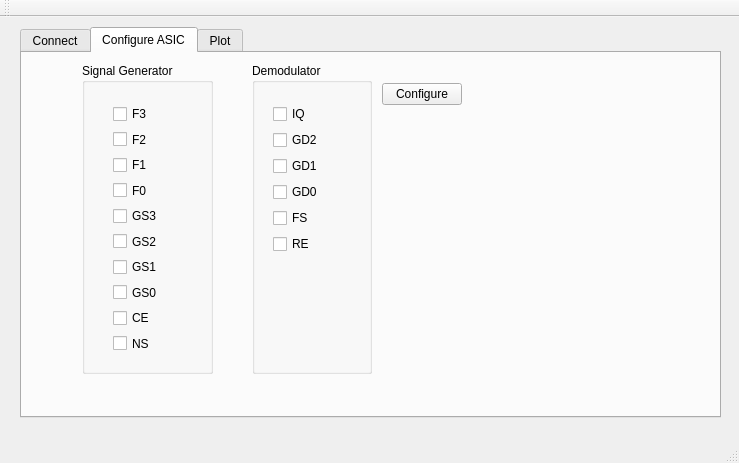
saul-rodriguez/Qt, file BioDriver/bio2016/mainwindow.ui: the form before one commit.
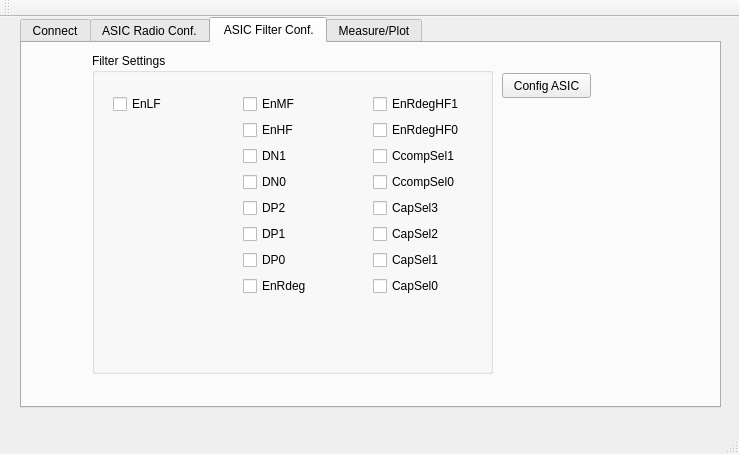
The form after the commit. The open tabs and pages were chosen to show the change.

```diff
--- a/BioDriver/bio2016/mainwindow.ui
+++ b/BioDriver/bio2016/mainwindow.ui
@@ -7,7 +7,7 @@
     <x>0</x>
     <y>0</y>
     <width>739</width>
-    <height>463</height>
+    <height>454</height>
    </rect>
   </property>
   <property name="windowTitle">
@@ -18,7 +18,7 @@
     <property name="geometry">
      <rect>
       <x>20</x>
-      <y>10</y>
+      <y>0</y>
       <width>701</width>
       <height>391</height>
      </rect>
@@ -118,7 +118,7 @@
     </widget>
     <widget class="QWidget" name="tab_2">
      <attribute name="title">
-      <string>Configure ASIC</string>
+      <string>ASIC Radio Conf.</string>
      </attribute>
      <widget class="QGroupBox" name="groupBox">
       <property name="geometry">
@@ -126,7 +126,7 @@
         <x>60</x>
         <y>10</y>
         <width>131</width>
-        <height>311</height>
+        <height>341</height>
        </rect>
       </property>
       <property name="title">
@@ -138,7 +138,7 @@
          <x>20</x>
          <y>30</y>
          <width>101</width>
-         <height>271</height>
+         <height>304</height>
         </rect>
        </property>
        <layout class="QVBoxLayout" name="verticalLayout">
@@ -219,8 +219,8 @@
           </property>
           <property name="sizeHint" stdset="0">
            <size>
-            <width>20</width>
-            <height>40</height>
+            <width>86</width>
+            <height>58</height>
            </size>
           </property>
          </spacer>
@@ -329,7 +329,7 @@
         <x>230</x>
         <y>10</y>
         <width>120</width>
-        <height>311</height>
+        <height>341</height>
        </rect>
       </property>
       <property name="title">
@@ -341,7 +341,7 @@
          <x>10</x>
          <y>30</y>
          <width>91</width>
-         <height>271</height>
+         <height>301</height>
         </rect>
        </property>
        <layout class="QVBoxLayout" name="verticalLayout_3">
@@ -408,18 +408,243 @@
        <rect>
         <x>360</x>
         <y>30</y>
-        <width>80</width>
+        <width>101</width>
         <height>22</height>
        </rect>
       </property>
       <property name="text">
-       <string>Configure</string>
+       <string>Config Radio</string>
+      </property>
+     </widget>
+    </widget>
+    <widget class="QWidget" name="tab_4">
+     <attribute name="title">
+      <string> ASIC Filter Conf.</string>
+     </attribute>
+     <widget class="QGroupBox" name="groupBox_4">
+      <property name="geometry">
+       <rect>
+        <x>70</x>
+        <y>10</y>
+        <width>401</width>
+        <height>321</height>
+       </rect>
+      </property>
+      <property name="title">
+       <string>Filter Settings</string>
+      </property>
+      <widget class="QWidget" name="verticalLayoutWidget_4">
+       <property name="geometry">
+        <rect>
+         <x>140</x>
+         <y>30</y>
+         <width>121</width>
+         <height>281</height>
+        </rect>
+       </property>
+       <layout class="QVBoxLayout" name="verticalLayout_4">
+        <item>
+         <widget class="QCheckBox" name="checkBoxEnMF">
+          <property name="text">
+           <string>EnMF</string>
+          </property>
+         </widget>
+        </item>
+        <item>
+         <widget class="QCheckBox" name="checkBoxEnHF">
+          <property name="text">
+           <string>EnHF</string>
+          </property>
+         </widget>
+        </item>
+        <item>
+         <widget class="QCheckBox" name="checkBoxDN1">
+          <property name="text">
+           <string>DN1</string>
+          </property>
+         </widget>
+        </item>
+        <item>
+         <widget class="QCheckBox" name="checkBoxDN0">
+          <property name="text">
+           <string>DN0</string>
+          </property>
+         </widget>
+        </item>
+        <item>
+         <widget class="QCheckBox" name="checkBoxDP2">
+          <property name="text">
+           <string>DP2</string>
+          </property>
+         </widget>
+        </item>
+        <item>
+         <widget class="QCheckBox" name="checkBoxDP1">
+          <property name="text">
+           <string>DP1</string>
+          </property>
+         </widget>
+        </item>
+        <item>
+         <widget class="QCheckBox" name="checkBoxDP0">
+          <property name="text">
+           <string>DP0</string>
+          </property>
+         </widget>
+        </item>
+        <item>
+         <widget class="QCheckBox" name="checkBoxEnRdeg">
+          <property name="text">
+           <string>EnRdeg</string>
+          </property>
+         </widget>
+        </item>
+        <item>
+         <spacer name="verticalSpacer_4">
+          <property name="orientation">
+           <enum>Qt::Vertical</enum>
+          </property>
+          <property name="sizeHint" stdset="0">
+           <size>
+            <width>20</width>
+            <height>40</height>
+           </size>
+          </property>
+         </spacer>
+        </item>
+       </layout>
+      </widget>
+      <widget class="QWidget" name="verticalLayoutWidget_5">
+       <property name="geometry">
+        <rect>
+         <x>270</x>
+         <y>30</y>
+         <width>121</width>
+         <height>281</height>
+        </rect>
+       </property>
+       <layout class="QVBoxLayout" name="verticalLayout_5">
+        <item>
+         <widget class="QCheckBox" name="checkBoxEnRdegHF1">
+          <property name="text">
+           <string>EnRdegHF1</string>
+          </property>
+         </widget>
+        </item>
+        <item>
+         <widget class="QCheckBox" name="checkBoxEnRdegHF0">
+          <property name="text">
+           <string>EnRdegHF0</string>
+          </property>
+         </widget>
+        </item>
+        <item>
+         <widget class="QCheckBox" name="checkBoxCcompSel1">
+          <property name="text">
+           <string>CcompSel1</string>
+          </property>
+         </widget>
+        </item>
+        <item>
+         <widget class="QCheckBox" name="checkBoxCcompSel0">
+          <property name="text">
+           <string>CcompSel0</string>
+          </property>
+         </widget>
+        </item>
+        <item>
+         <widget class="QCheckBox" name="checkBoxCapSel3">
+          <property name="text">
+           <string>CapSel3</string>
+          </property>
+         </widget>
+        </item>
+        <item>
+         <widget class="QCheckBox" name="checkBoxCapSel2">
+          <property name="text">
+           <string>CapSel2</string>
+          </property>
+         </widget>
+        </item>
+        <item>
+         <widget class="QCheckBox" name="checkBoxCapSel1">
+          <property name="text">
+           <string>CapSel1</string>
+          </property>
+         </widget>
+        </item>
+        <item>
+         <widget class="QCheckBox" name="checkBoxCapSel0">
+          <property name="text">
+           <string>CapSel0</string>
+          </property>
+         </widget>
+        </item>
+        <item>
+         <spacer name="verticalSpacer_5">
+          <property name="orientation">
+           <enum>Qt::Vertical</enum>
+          </property>
+          <property name="sizeHint" stdset="0">
+           <size>
+            <width>20</width>
+            <height>40</height>
+           </size>
+          </property>
+         </spacer>
+        </item>
+       </layout>
+      </widget>
+      <widget class="QWidget" name="verticalLayoutWidget_6">
+       <property name="geometry">
+        <rect>
+         <x>10</x>
+         <y>30</y>
+         <width>121</width>
+         <height>281</height>
+        </rect>
+       </property>
+       <layout class="QVBoxLayout" name="verticalLayout_6">
+        <item>
+         <widget class="QCheckBox" name="checkBoxEnLF">
+          <property name="text">
+           <string>EnLF</string>
+          </property>
+         </widget>
+        </item>
+        <item>
+         <spacer name="verticalSpacer_3">
+          <property name="orientation">
+           <enum>Qt::Vertical</enum>
+          </property>
+          <property name="sizeHint" stdset="0">
+           <size>
+            <width>20</width>
+            <height>40</height>
+           </size>
+          </property>
+         </spacer>
+        </item>
+       </layout>
+      </widget>
+     </widget>
+     <widget class="QPushButton" name="pushButtonConfigAll">
+      <property name="geometry">
+       <rect>
+        <x>480</x>
+        <y>30</y>
+        <width>89</width>
+        <height>25</height>
+       </rect>
+      </property>
+      <property name="text">
+       <string>Config ASIC</string>
       </property>
      </widget>
     </widget>
     <widget class="QWidget" name="tab_3">
      <attribute name="title">
-      <string>Plot</string>
+      <string>Measure/Plot</string>
      </attribute>
     </widget>
    </widget>
```
Left out of the diff: 4 changed lines with no effect on the pictures.
